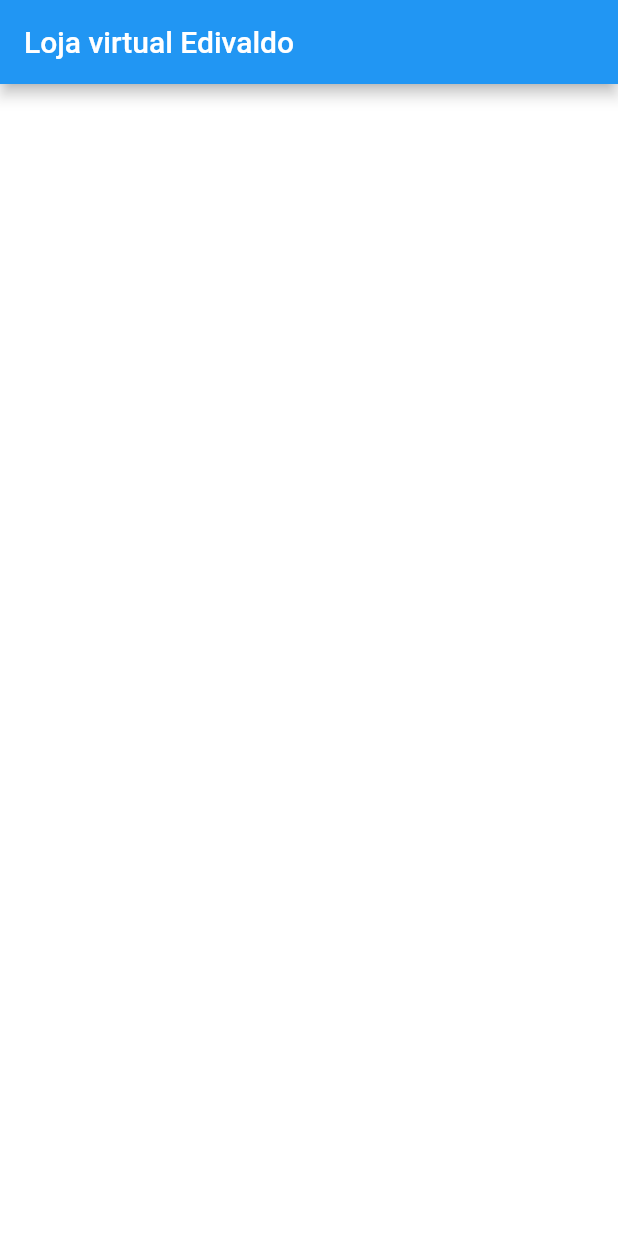
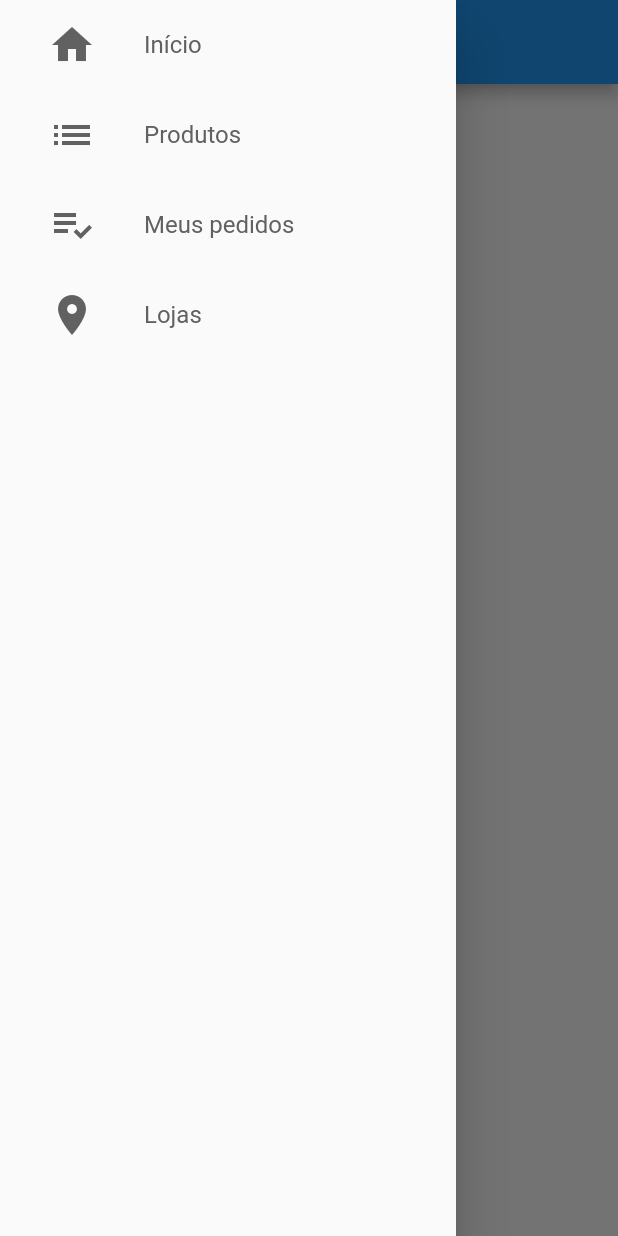
Before and after one commit to EdivaldoAlmeida/loja-virual, a Flutter app: the screen it shows after launch, with the side drawer open (before the commit the screen has no drawer), on a phone screen of 412 x 824 dp. Run offline on Flutter 3.47's test engine with Material 2 defaults, Android fonts, the phone set to English and light mode, and no system bars; our stand-ins replace cloud_firestore; missing offline and left inert: charcode; accounts and stored records are empty.

Commit message:
2º commit: Criando o Drawer customizado

```diff
--- /dev/null
+++ b/lib/commons/custom_drawer/custom_drawer.dart
@@ -0,0 +1,19 @@
+import 'package:flutter/material.dart';
+import 'package:loja_virtual/commons/custom_drawer/drawer_tile.dart';
+
+class CustomDrawer extends StatelessWidget {
+  @override
+  Widget build(BuildContext context) {
+    return Drawer(
+      child: ListView(
+        children: <Widget>[
+          DrawerTile(Icons.home, 'Início', 0,),
+          DrawerTile(Icons.list, 'Produtos', 1,),
+          DrawerTile(Icons.playlist_add_check, 'Meus pedidos', 2,),
+          DrawerTile(Icons.location_on, 'Lojas', 3)
+
+        ],
+      ),
+    );
+  }
+}
--- /dev/null
+++ b/lib/commons/custom_drawer/drawer_tile.dart
@@ -0,0 +1,41 @@
+import 'package:flutter/material.dart';
+
+class DrawerTile extends StatelessWidget {
+
+  const DrawerTile(this.iconData, this.title, this.page);
+
+  final IconData iconData;
+  final String title;
+  final int page;
+
+  @override
+  Widget build(BuildContext context) {
+        return InkWell(
+          onTap: (){
+            debugPrint('Clicou na página $page');
+          },
+          child: SizedBox(
+            height: 60,
+            child: Row(
+      children: <Widget>[
+            Padding(
+              padding: const EdgeInsets.symmetric(horizontal: 32),
+              child: Icon(
+                  iconData,
+                size: 32,
+                color: Colors.grey[700],
+              ),
+            ),
+            Text(
+              title,
+              style: TextStyle(
+                fontSize: 16,
+                color: Colors.grey[700]
+              ),
+            )
+      ],
+    ),
+          ),
+        );
+  }
+}
--- a/lib/main.dart
+++ b/lib/main.dart
@@ -1,12 +1,19 @@
 import 'package:cloud_firestore/cloud_firestore.dart';
 import 'package:flutter/material.dart';
 import 'package:charcode/html_entity.dart';
+import 'package:loja_virtual/screens/base/base_screen.dart';
 
-void main() {
+void main() async{
   runApp(MyApp());
 
- Firestore.instance.collection('aluno').add({'Thiago' : 'Nota 9,0'});
-}
+  Firestore.instance.collection('aluno').snapshots().listen((snapshot) {
+
+    for(DocumentSnapshot documento in snapshot.documents){
+      print(documento.data);
+    }
+
+  });
+ }
 
 class MyApp extends StatelessWidget {
   @override
@@ -18,16 +25,7 @@ class MyApp extends StatelessWidget {
         primarySwatch: Colors.blue,
         visualDensity: VisualDensity.adaptivePlatformDensity
       ),
-      home: Container(
-        child: Column(
-          children: [
-            AppBar(
-              title: Text("Loja virtual Edivaldo"),
-            ),
-
-          ],
-        ),
-      )
+      home: BaseScreen()
     );
   }
 }
--- /dev/null
+++ b/lib/screens/base/base_screen.dart
@@ -0,0 +1,27 @@
+import 'package:flutter/material.dart';
+import 'package:loja_virtual/commons/custom_drawer/custom_drawer.dart';
+
+class BaseScreen extends StatelessWidget {
+
+  final PageController pageController = PageController();
+
+  @override
+  Widget build(BuildContext context) {
+    return PageView(
+      controller: pageController,
+      physics: const NeverScrollableScrollPhysics(),
+      children: <Widget>[
+        Scaffold(
+          drawer: CustomDrawer(),
+          appBar: AppBar(
+            title: const Text('home'),
+
+          ),
+        ),
+        Container(color: Colors.red,),
+        Container(color: Colors.yellowAccent,),
+        Container(color: Colors.green,),
+      ],
+    );
+  }
+}
```
